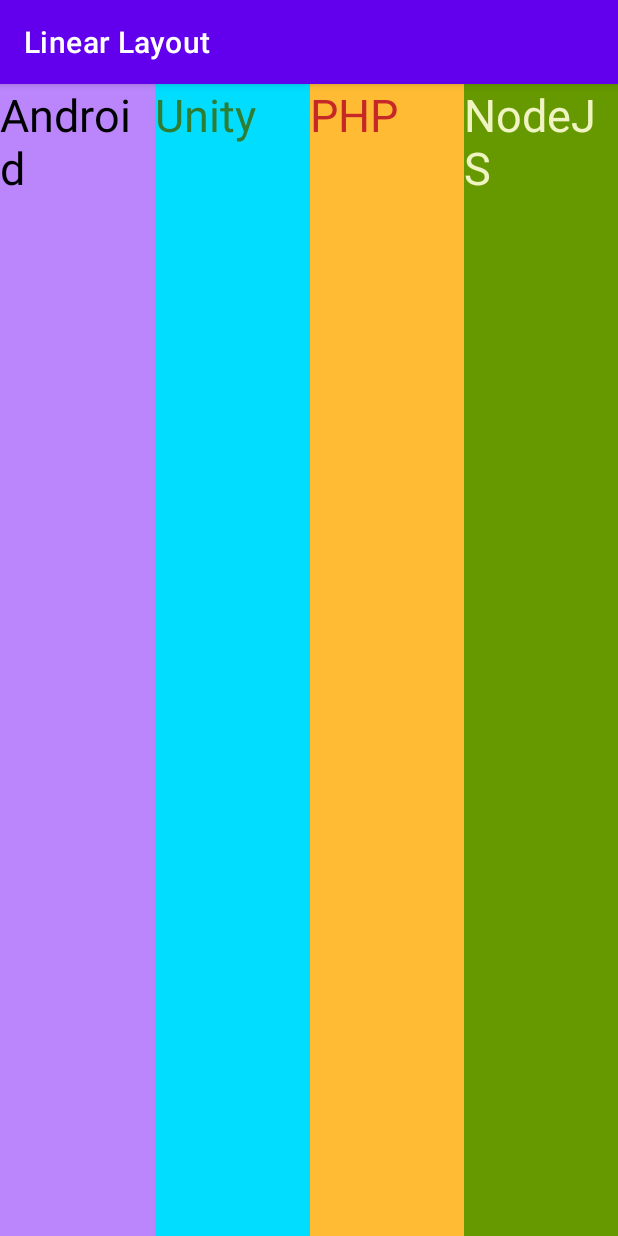
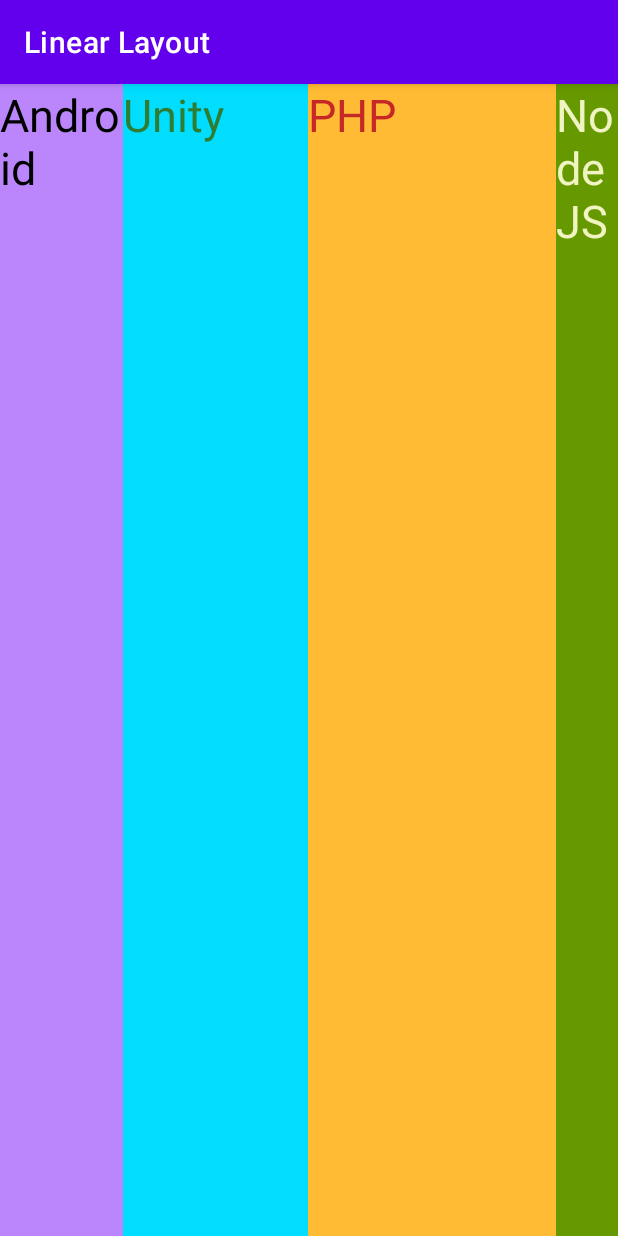
Before and after one commit to trungit2001/android-viewgroup, an Android app: the screen it shows after launch (MainActivity), on a phone screen of 412 x 824 dp. Run offline under Robolectric (Android 15) with nearby library versions, the phone set to English and light mode, and no system bars.

Commit message:
Linear layout with difference orientation

```diff
--- a/linear-layout/app/src/main/res/layout/activity_main.xml
+++ b/linear-layout/app/src/main/res/layout/activity_main.xml
@@ -1,12 +1,13 @@
 <?xml version="1.0" encoding="utf-8"?>
 <LinearLayout xmlns:android="http://schemas.android.com/apk/res/android"
+    android:weightSum="10"
     android:layout_width="match_parent"
     android:layout_height="match_parent"
     android:orientation="horizontal">
 
     <TextView
-        android:layout_weight="1"
-        android:layout_width="match_parent"
+        android:layout_weight="2"
+        android:layout_width="0dp"
         android:layout_height="match_parent"
         android:text="Android"
         android:textSize="30sp"
@@ -14,8 +15,8 @@
         android:background="@color/purple_200"/>
 
     <TextView
-        android:layout_weight="1"
-        android:layout_width="match_parent"
+        android:layout_weight="3"
+        android:layout_width="0dp"
         android:layout_height="match_parent"
         android:background="@android:color/holo_blue_bright"
         android:text="Unity"
@@ -23,8 +24,8 @@
         android:textSize="30sp"/>
 
     <TextView
-        android:layout_weight="1"
-        android:layout_width="match_parent"
+        android:layout_weight="4"
+        android:layout_width="0dp"
         android:layout_height="match_parent"
         android:background="@android:color/holo_orange_light"
         android:text="PHP"
@@ -33,7 +34,7 @@
 
     <TextView
         android:layout_weight="1"
-        android:layout_width="match_parent"
+        android:layout_width="0dp"
         android:layout_height="match_parent"
         android:background="@android:color/holo_green_dark"
         android:text="NodeJS"
```
Also changed, not shown: 5 other files.
